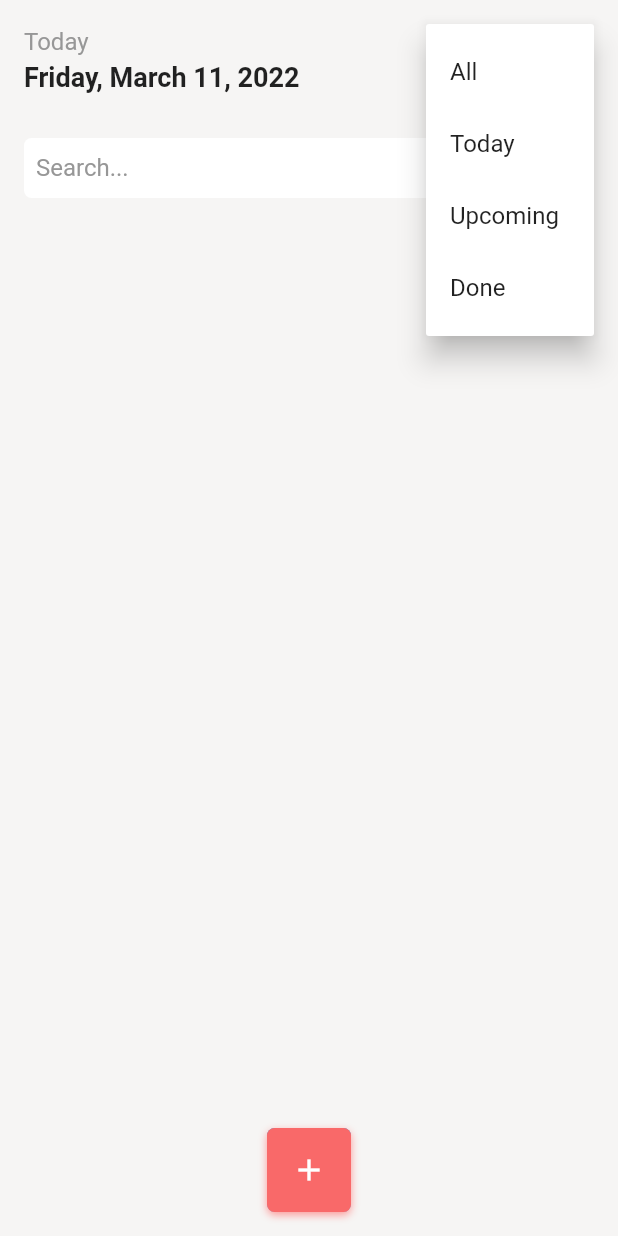
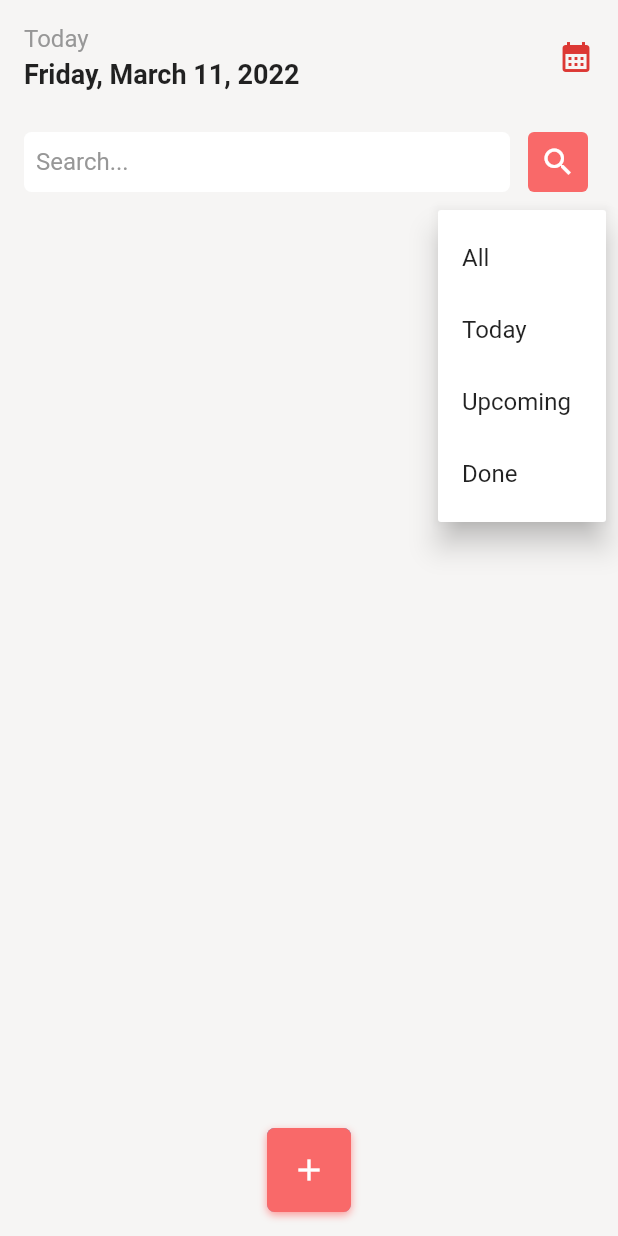
Before and after one commit to ndkhoa200400/AdvancedMobile-TodoApp, a Flutter app: the screen it shows after launch, after a tap on the "filter list" icon, on a phone screen of 412 x 824 dp. Run offline on Flutter 3.47's test engine with Material 2 defaults, Android fonts, the phone set to English and light mode, and no system bars; our stand-ins replace flutter_datetime_picker, sqflite; accounts and stored records are empty.

Commit message:
Add search text

```diff
--- /dev/null
+++ b/lib/common/filter_widget.dart
@@ -0,0 +1,92 @@
+import 'package:flutter/material.dart';
+import 'package:provider/provider.dart';
+
+import '../constants/app_colors.dart';
+import '../constants/constants.dart';
+import '../providers/todo_list_provider.dart';
+import '../utils/filter.dart';
+
+class FilterWidget extends StatefulWidget {
+  const FilterWidget({Key? key}) : super(key: key);
+
+  @override
+  State<FilterWidget> createState() => _FilterWidgetState();
+}
+
+class _FilterWidgetState extends State<FilterWidget> {
+  String selectedFilter = "All";
+
+  void applyFilter(String filter) {
+    switch (filter) {
+      case EnumFilter.all:
+        Provider.of<TodoListProvider>(context, listen: false)
+            .applyFilter(FilterAll());
+        break;
+      case EnumFilter.today:
+        Provider.of<TodoListProvider>(context, listen: false)
+            .applyFilter(FilterToday());
+        break;
+      case EnumFilter.upcoming:
+        Provider.of<TodoListProvider>(context, listen: false)
+            .applyFilter(FilterUpcoming());
+        break;
+      case EnumFilter.done:
+        Provider.of<TodoListProvider>(context, listen: false)
+            .applyFilter(FilterDone());
+        break;
+      default:
+    }
+  }
+
+  void onTap(String result) {
+    setState(() {
+      selectedFilter = result;
+    });
+    applyFilter(result);
+  }
+
+  @override
+  Widget build(BuildContext context) {
+    return Row(
+      children: [
+        Text(
+          selectedFilter,
+          style: const TextStyle(
+              color: AppColors.red, fontWeight: FontWeight.bold),
+        ),
+        Theme(
+          data: Theme.of(context).copyWith(
+            splashColor: Colors.transparent,
+            hoverColor: Colors.transparent,
+          ),
+          child: PopupMenuButton<String>(
+            icon: const Icon(
+              Icons.filter_list,
+              color: AppColors.red,
+            ),
+            tooltip: "Filter",
+            onSelected: onTap,
+            itemBuilder: (BuildContext context) => <PopupMenuEntry<String>>[
+              const PopupMenuItem<String>(
+                value: EnumFilter.all,
+                child: Text(EnumFilter.all),
+              ),
+              const PopupMenuItem<String>(
+                value: EnumFilter.today,
+                child: Text(EnumFilter.today),
+              ),
+              const PopupMenuItem<String>(
+                value: EnumFilter.upcoming,
+                child: Text(EnumFilter.upcoming),
+              ),
+              const PopupMenuItem<String>(
+                value: EnumFilter.done,
+                child: Text(EnumFilter.done),
+              ),
+            ],
+          ),
+        ),
+      ],
+    );
+  }
+}
--- a/lib/common/search_bar.dart
+++ b/lib/common/search_bar.dart
@@ -1,10 +1,17 @@
 import 'package:flutter/material.dart';
+import 'package:provider/provider.dart';
 import 'package:todo_app/constants/app_colors.dart';
 import 'package:todo_app/constants/style.dart';
+import 'package:todo_app/providers/todo_list_provider.dart';
 
 class SearchBar extends StatelessWidget {
-  final TextEditingController searchController;
-  const SearchBar({required this.searchController});
+  TextEditingController searchController = TextEditingController();
+
+  void onSearch(BuildContext context) {
+    print(searchController.text);
+    Provider.of<TodoListProvider>(context, listen: false)
+        .applySearch(searchController.text);
+  }
 
   @override
   Widget build(BuildContext context) {
@@ -17,6 +24,8 @@ class SearchBar extends StatelessWidget {
               alignment: Alignment.centerLeft,
               height: 40,
               child: TextField(
+                textInputAction: TextInputAction.search,
+                onSubmitted: (_) => {onSearch(context)},
                 textAlignVertical: TextAlignVertical.center,
                 controller: searchController,
                 decoration: const InputDecoration(
@@ -36,15 +45,17 @@ class SearchBar extends StatelessWidget {
             width: 8,
           ),
           // search button
-          renderSearchButton()
+          renderSearchButton(context)
         ],
       ),
     );
   }
 
-  Widget renderSearchButton() {
+  Widget renderSearchButton(BuildContext context) {
     return TextButton(
-      onPressed: () {},
+      onPressed: () {
+        onSearch(context);
+      },
       style: TextButton.styleFrom(
         backgroundColor: AppColors.pink,
         minimumSize: Size.zero,
--- a/lib/data-access/todo-dao.dart
+++ b/lib/data-access/todo-dao.dart
@@ -1,6 +1,6 @@
 import 'package:path/path.dart';
 import 'package:sqflite/sqflite.dart';
-import 'package:todo_app/models/todo_item.dart';
+import 'package:todo_app/models/todo_item_dto.dart';
 
 class TodoListDAO {
   Database? database;
@@ -14,20 +14,21 @@ class TodoListDAO {
     });
   }
 
-  void insert(TodoItem item) async {
+  void insert(TodoItemDTO item) async {
     await open(databaseName);
     await database?.insert('Todo', item.toMap());
 
     await close();
   }
 
-  Future<List<TodoItem>> getTodoList() async {
+  Future<List<TodoItemDTO>> getTodoList() async {
     await open(databaseName);
     final List<Map<String, dynamic>>? maps = await database?.query('Todo');
 
     await close();
     if (maps != null) {
-      return List<TodoItem>.from(maps.map((item) => TodoItem.fromMap(item)));
+      return List<TodoItemDTO>.from(
+          maps.map((item) => TodoItemDTO.fromMap(item)));
     }
     return [];
   }
@@ -40,7 +41,7 @@ class TodoListDAO {
     await close();
   }
 
-  Future<int?> update(TodoItem todo) async {
+  Future<int?> update(TodoItemDTO todo) async {
     return await database
         ?.update('Todo', todo.toMap(), where: 'id = ?', whereArgs: [todo.id]);
   }
--- a/lib/main.dart
+++ b/lib/main.dart
@@ -5,24 +5,24 @@ import 'package:todo_app/constants/app_colors.dart';
 import 'package:todo_app/providers/todo_list_provider.dart';
 import 'package:todo_app/screens/home.dart';
 
-import 'models/todo_item.dart';
+import 'models/todo_item_dto.dart';
 
-List<TodoItem> todoList = [
-  TodoItem(
+List<TodoItemDTO> todoList = [
+  TodoItemDTO(
       id: "1",
       title: "House Cleaning",
       description: "Quét dọn nhà",
       startTime: DateTime(2022),
       endTime: DateTime(2022),
       isDone: false),
-  TodoItem(
+  TodoItemDTO(
       id: "2",
       title: "House Cleaning",
       description: "Quét dọn nhà",
       startTime: DateTime(2022),
       endTime: DateTime(2022),
       isDone: false),
-  TodoItem(
+  TodoItemDTO(
       id: "3",
       title: "House Cleaning",
       description: "Quét dọn nhà",
--- a/lib/models/todo_item.dart
+++ b/lib/models/todo_item_dto.dart
@@ -6,7 +6,7 @@ var uuid = const Uuid();
 DateFormat formattedDate = DateFormat('yyyy-MM-dd – HH:mm');
 DateFormat formattedTime = DateFormat('HH:mm:ss');
 
-class TodoItem {
+class TodoItemDTO {
   late String id;
   late String title;
   late String description;
@@ -14,7 +14,7 @@ class TodoItem {
   late DateTime endTime;
   late bool isDone = false;
 
-  TodoItem({
+  TodoItemDTO({
     required this.id,
     required this.title,
     required this.description,
@@ -23,7 +23,7 @@ class TodoItem {
     required this.isDone,
   });
 
-  TodoItem.create({
+  TodoItemDTO.create({
     required this.title,
     required this.description,
     required this.startTime,
@@ -33,7 +33,7 @@ class TodoItem {
     id = uuid.v4();
   }
 
-  TodoItem.fromMap(Map<String, dynamic> item) {
+  TodoItemDTO.fromMap(Map<String, dynamic> item) {
     id = item['id'];
     title = item['title'];
     description = item['description'];
--- a/lib/models/todo_list_dto.dart
+++ b/lib/models/todo_list_dto.dart
@@ -1,15 +1,15 @@
-import 'package:todo_app/models/todo_item.dart';
+import 'package:todo_app/models/todo_item_dto.dart';
 
 class TodoListDTO {
-  List<TodoItem> _list = [];
+  List<TodoItemDTO> _list = [];
 
-  List<TodoItem> get todoList => _list;
+  List<TodoItemDTO> get todoList => _list;
 
   void clear() {
     _list.clear();
   }
 
-  void setItems(List<TodoItem> items) {
+  void setItems(List<TodoItemDTO> items) {
     _list.clear();
     _list.addAll(items);
     sort();
@@ -19,16 +19,17 @@ class TodoListDTO {
     _list.sort((a, b) => a.isDone ? 1 : 0);
   }
 
-  add(TodoItem item) {
+  add(TodoItemDTO item) {
     _list.add(item);
+    sort();
   }
 
-  remove(TodoItem item) {
+  remove(TodoItemDTO item) {
     _list.remove(item);
   }
 
   updateDone(String id, bool isDone) {
-    for (TodoItem item in todoList) {
+    for (TodoItemDTO item in todoList) {
       if (item.id == id) {
         item.isDone = isDone;
 
--- a/lib/providers/todo_list_provider.dart
+++ b/lib/providers/todo_list_provider.dart
@@ -1,13 +1,19 @@
 import 'package:flutter/material.dart';
 import 'package:todo_app/data-access/todo-dao.dart';
 import 'package:todo_app/models/todo_list_dto.dart';
-import '../models/todo_item.dart';
+import '../models/todo_item_dto.dart';
 import '../utils/filter.dart';
 
 class TodoListProvider with ChangeNotifier {
   TodoListDTO todoListDTO = TodoListDTO();
   TodoListDAO todoDAO = TodoListDAO();
   late Filter _filter = FilterAll();
+  String _search = "";
+
+  void applySearch(String search) {
+    _search = search;
+    notifyListeners();
+  }
 
   void applyFilter(Filter filter) {
     _filter = filter;
@@ -15,14 +21,25 @@ class TodoListProvider with ChangeNotifier {
     notifyListeners();
   }
 
-  List<TodoItem> get todoList =>
-      todoListDTO.todoList.where((element) => _filter.filter(element)).toList();
+  bool _getSearchText(TodoItemDTO todoItem) {
+    if (_search.isEmpty) return true;
+
+    return todoItem.title.contains(_search);
+  }
+
+  List<TodoItemDTO> get todoList {
+    todoListDTO.sort();
+    return todoListDTO.todoList
+        .where((element) => _filter.filter(element) && _getSearchText(element))
+        .toList();
+  }
 
   TodoListProvider() {
     loadStorage();
   }
-  void setItems(List<TodoItem> todoList) {
+  void setItems(List<TodoItemDTO> todoList) {
     todoListDTO.setItems(todoList);
+    // todoListDTO.sort();
     notifyListeners();
   }
 
@@ -32,7 +49,7 @@ class TodoListProvider with ChangeNotifier {
     notifyListeners();
   }
 
-  void addNewTodo(TodoItem todoItem) {
+  void addNewTodo(TodoItemDTO todoItem) {
     todoDAO.insert(todoItem);
     todoListDTO.add(todoItem);
 
--- a/lib/screens/home.dart
+++ b/lib/screens/home.dart
@@ -2,9 +2,9 @@ import 'package:flutter/material.dart';
 import 'package:provider/provider.dart';
 import 'package:todo_app/common/add_new_todo.dart';
 import 'package:todo_app/common/custom_floating_action_button.dart';
+import 'package:todo_app/common/filter_widget.dart';
 import 'package:todo_app/common/search_bar.dart';
 import 'package:todo_app/constants/app_colors.dart';
-import 'package:todo_app/data-access/todo-dao.dart';
 import 'package:todo_app/widgets/home/home_title.dart';
 import 'package:todo_app/widgets/home/todo_list.dart';
 
@@ -18,8 +18,6 @@ class HomeScreen extends StatefulWidget {
 }
 
 class _HomeScreenState extends State<HomeScreen> {
-  final TextEditingController _searchController = TextEditingController();
-
   @override
   void initState() {
     // TODO: implement initState
@@ -38,7 +36,10 @@ class _HomeScreenState extends State<HomeScreen> {
               // title
               const HomeTitle(),
 
-              SearchBar(searchController: _searchController),
+              SearchBar(),
+              Row(mainAxisAlignment: MainAxisAlignment.end, children: const [
+                FilterWidget(),
+              ]),
               Consumer<TodoListProvider>(
                 builder: ((context, value, child) =>
                     TodoList(todoList: value.todoList)),
--- a/lib/widgets/home/home_title.dart
+++ b/lib/widgets/home/home_title.dart
@@ -5,7 +5,6 @@ import 'package:todo_app/providers/todo_list_provider.dart';
 import 'package:todo_app/utils/filter.dart';
 
 import '../../constants/app_colors.dart';
-import '../../constants/constants.dart';
 
 class HomeTitle extends StatelessWidget {
   const HomeTitle({Key? key}) : super(key: key);
@@ -20,66 +19,10 @@ class HomeTitle extends StatelessWidget {
           renderTitle(),
           // calendar and filter
           Row(
-            children: [
-              const Icon(
+            children: const [
+              Icon(
                 Icons.calendar_month,
                 color: AppColors.red,
-              ),
-              const SizedBox(
-                width: 8,
-              ),
-              Theme(
-                data: Theme.of(context).copyWith(
-                  splashColor: Colors.transparent,
-                  hoverColor: Colors.transparent,
-                ),
-                child: PopupMenuButton<String>(
-                  icon: const Icon(
-                    Icons.filter_list,
-                    color: AppColors.red,
-                  ),
-                  tooltip: "Filter",
-                  onSelected: (String result) {
-                    switch (result) {
-                      case EnumFilter.all:
-                        Provider.of<TodoListProvider>(context, listen: false)
-                            .applyFilter(FilterAll());
-                        break;
-                      case EnumFilter.today:
-                        Provider.of<TodoListProvider>(context, listen: false)
-                            .applyFilter(FilterToday());
-                        break;
-                      case EnumFilter.upcoming:
-                        Provider.of<TodoListProvider>(context, listen: false)
-                            .applyFilter(FilterUpcoming());
-                        break;
-                      case EnumFilter.done:
-                        Provider.of<TodoListProvider>(context, listen: false)
-                            .applyFilter(FilterDone());
-                        break;
-                      default:
-                    }
-                  },
-                  itemBuilder: (BuildContext context) =>
-                      <PopupMenuEntry<String>>[
-                    const PopupMenuItem<String>(
-                      value: EnumFilter.all,
-                      child: Text(EnumFilter.all),
-                    ),
-                    const PopupMenuItem<String>(
-                      value: EnumFilter.today,
-                      child: Text(EnumFilter.today),
-                    ),
-                    const PopupMenuItem<String>(
-                      value: EnumFilter.upcoming,
-                      child: Text(EnumFilter.upcoming),
-                    ),
-                    const PopupMenuItem<String>(
-                      value: EnumFilter.done,
-                      child: Text(EnumFilter.done),
-                    ),
-                  ],
-                ),
               ),
             ],
           )
--- a/lib/widgets/home/todo_list.dart
+++ b/lib/widgets/home/todo_list.dart
@@ -1,21 +1,16 @@
 import 'package:flutter/material.dart';
 import 'package:todo_app/common/todo_card.dart';
-import 'package:todo_app/models/todo_item.dart';
+import 'package:todo_app/models/todo_item_dto.dart';
 
 class TodoList extends StatelessWidget {
-  final List<TodoItem> todoList;
+  final List<TodoItemDTO> todoList;
   const TodoList({Key? key, required this.todoList}) : super(key: key);
-
-  void sortListByDone() {
-    todoList.sort((a, b) => a.isDone ? 1 : 0);
-  }
 
   @override
   Widget build(BuildContext context) {
-    sortListByDone();
     return Expanded(
         child: Padding(
-      padding: const EdgeInsets.all(16),
+      padding: const EdgeInsets.symmetric(horizontal: 16),
       child: ListView.builder(
         itemCount: todoList.length,
         itemBuilder: (context, index) {
```
Also changed, not shown: lib/common/add_new_todo.dart (+2 -6 lines), lib/common/todo_card.dart (+3 -19 lines), lib/utils/filter.dart (+6 -6 lines).
